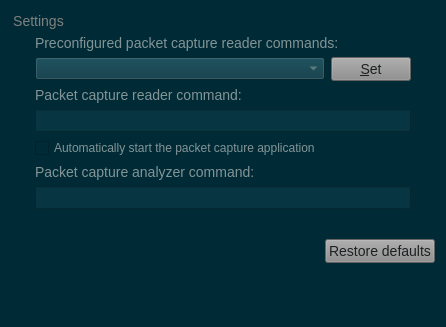
First picture: the form in gns3-gui-2.1.4/gns3/ui/packet_capture_preferences_page.ui, repository n3oxmind/gns3theme, before the edit.
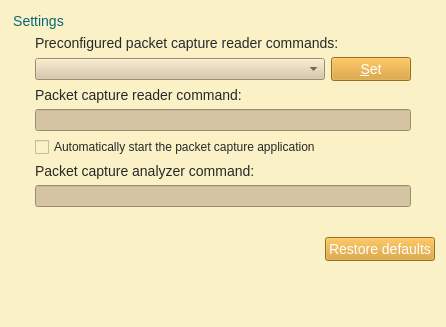
Second picture: the form after the edit.

Patch:
```diff
--- a/gns3-gui-2.1.4/gns3/ui/packet_capture_preferences_page.ui
+++ b/gns3-gui-2.1.4/gns3/ui/packet_capture_preferences_page.ui
@@ -15,27 +15,26 @@
   </property>
   <property name="styleSheet">
    <string notr="true">QWidget{
-	background-color: #002b36;
+	background-color: #fbf1c7;
 }
 QMenuBar::item{
-	background-color: #002b36;
+	background-color: #fbf1c7;
 }
 QDockWidget::title{
-	background: #073642;
+	background: #d5c4a1;
 	padding-left: 5px;
 }
 QDockWidget, QMenuBar{
-    color: #839496;
+    color: #282828;
     font: bold 14px;
 }
 QTextEdit, QPlainTextEdit, QLineEdit, QSpinBox, QComboBox {
-  background-color: #073642;
-  font: 13px;
-  color: #839496;
+  background-color: #d5c4a1;
+  color: #282828;
 }
 QTextEdit#uiConsoleTextEdit {
-  background-color: #002b36;
-  color: #839496;
+  background-color: #fbf1c7;
+  color: #282828;
   font: 13px;
 }
 QTabWidget {
@@ -43,84 +42,84 @@
 	border-top: 2px;
 }
 QTabBar::tab {
-    background: #073642;
-    color: #839496;
+    background: #d5c4a1;
+    color: #282828;
     min-width: 8ex;
     padding: 2px;
 	border-top-right-radius: 6px;
 	border-top-left-radius: 6px;
 }
 QTabBar::tab:selected {
-    background: #8a8a8a;
-	color: #1d2021;
+    background: #458588;
+	color: #FFFFFF;
 }
 QGroupBox {
-    color: #808080;
+    color: #076678;
     font: 14px;
     padding: 15px;
     border-style: none;
 }
 QMainWindow::separator {
-	background: #073642;
+	background: #d5c4a1;
 	width: 1px;
 	height: 1px;
 }
 QComboBox {
-	selection-background-color: #d75f00;
-	selection-color: #1c1c1c;
+	selection-background-color: #458588;
+	selection-color: #FFFFFF;
 }
 
 QToolBar{
-	background: #073642;
+	background: #d5c4a1;
 	border: 0px;
 }
 QPushButton {
-	background-color: #8a8a8a;
-    color: #1d2021;
+	background-color: #d79921;
+    color: #FFFFFF;
 	font: 14px;
 }
 QToolButton {
-	background-color: #8a8a8a;
-    color: #1d2021;
+	background-color: #d79921;
+    color: #FFFFFF;
 	font: 14px;
 }
 QTreeWidget, QListWidget {
-	background-color: #002b36;
-	color: #839496;
-    alternate-background-color: #073642;
+	background-color: #fbf1c7;
+	color: #282828;
+    alternate-background-color: #d5c4a1; 
 	font: 14px;
 }
 QTreeWidget#uiTreeWidget {
-	background-color: #073642;
-	color: #839496;
+	background-color: #d5c4a1;
+	color: #282828;
 	font: bold 16px;
 }
 QTreeWidget::item:selected, QTreeWidget::item:hover, QMenu::item:selected,QToolButton::hover,QPushButton::hover,QTabBar::tab:hover {
-	background-color: #d75f00;
-	color: #1c1c1c;
+	background-color: #458588;
+	color: #FFFFFF;
 }
 QMenu {
 	background-color: #002b36;
     color: #839496;
 }
 QLabel {
-	color: #839496;
+	color: #282828;
 	font: 14px;
 }
 QLabel#uiTitleLabel {
-	color: #839496;
+	color: #282828;
 	font: bold 16px;
 }
 
 QAbstractScrollArea::corner {
-    background: #002b36;
+    background: #fbf1c7;
 }
 QScrollBar::handle:horizontal {
-    background: #073642;
+    background: #d5c4a1;
     min-width: 20px;
 }
 QScrollBar::handle:vertical {
-    background: #073642;
+    background: #d5c4a1;
     min-width: 20px;
 }
 QScrollBar:vertical {
@@ -139,12 +138,12 @@
   background: none
 }
 QStatusBar {
-	background-color: #073642;
-	color: #839496;
+	background-color: #d5c4a1;
+	color: #282828;
 }
 
 QRadioButton, QCheckBox {
-  color: #839496;
+  color: #282828;
 }
 QRadioButton::disabled, QCheckBox::disabled {
   color: gray;
```
Left out of the diff: 4 changed lines with no effect on the pictures.
